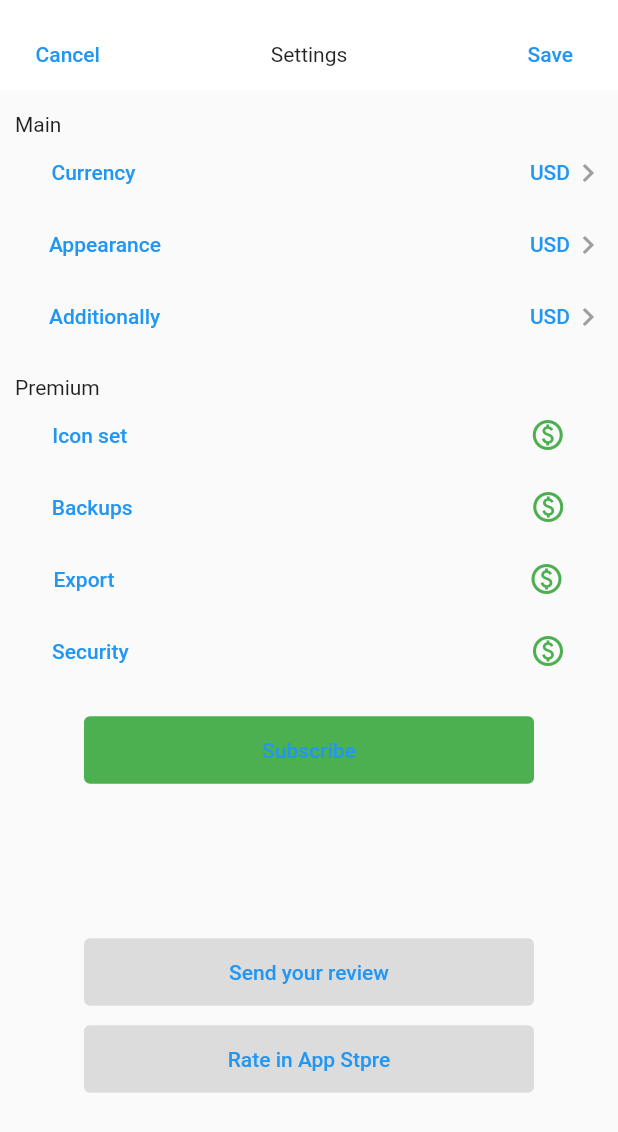
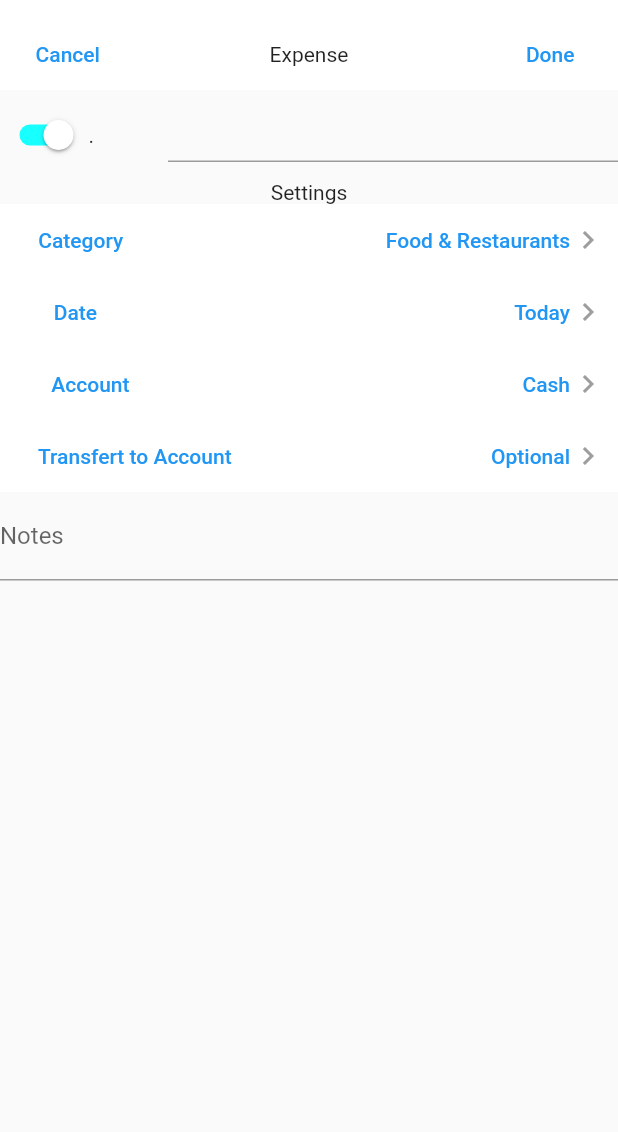
Before and after one commit to al-saqr/cashtrack, a Flutter app: the screen it shows after launch, on a phone screen of 412 x 824 dp. Shown: the top 1132 px of the screen. Run offline on Flutter 3.47's test engine with Material 2 defaults, Android fonts, the phone set to English and light mode, and no system bars; our stand-ins replace carousel_slider.

Commit message:
expense and income page prototyping

```diff
--- a/lib/main.dart
+++ b/lib/main.dart
@@ -16,7 +16,7 @@ class MyApp extends StatelessWidget {
         ),
       ),
       routes: routes,
-      initialRoute: '/settings',
+      initialRoute: '/income_and_expense',
       debugShowCheckedModeBanner: false,
       title: 'Material App',
     );
--- a/lib/routes/routes.dart
+++ b/lib/routes/routes.dart
@@ -1,3 +1,4 @@
+import 'package:cashtrack/ui/pages/income_and_expense/income_and_expense.dart';
 import 'package:cashtrack/ui/pages/main/main_page.dart';
 import 'package:flutter/material.dart';
 
@@ -6,5 +7,5 @@ import '../ui/pages/settings/settings_page.dart';
 Map<String, WidgetBuilder> routes = {
   '/': (context) => const MainPage(),
   '/settings': (context) => const SettingsPage(),
-  // '/search': (context) => SearchPage(),
+  '/income_and_expense': (context) => const IncomeAndExpensePage(),
 };
--- /dev/null
+++ b/lib/ui/pages/income_and_expense/income_and_expense.dart
@@ -0,0 +1,189 @@
+import 'package:flutter/material.dart';
+
+class IncomeAndExpensePage extends StatelessWidget {
+  const IncomeAndExpensePage({Key? key}) : super(key: key);
+
+  @override
+  Widget build(BuildContext context) {
+    final isChanged = true;
+    return Scaffold(
+      body: Column(
+        children: [
+          _TopBarWidget(),
+          Row(
+            mainAxisAlignment: MainAxisAlignment.end,
+            children: [
+              Switch(
+                value: isChanged,
+                onChanged: (isChanged) => !isChanged,
+                activeColor: Colors.white,
+                inactiveThumbColor: Colors.red.shade300,
+                activeTrackColor: Colors.cyanAccent,
+              ),
+              Expanded(child: Text('.')),
+              Column(
+                crossAxisAlignment: CrossAxisAlignment.end,
+                children: [
+                  Container(
+                    width: 300,
+                    height: 60,
+                    child: TextField(
+                      keyboardType: TextInputType.number,
+                      textAlign: TextAlign.end,
+                    ),
+                  ),
+                ],
+              ),
+            ],
+          ),
+          Text('Settings', textAlign: TextAlign.start),
+          _SettingsWidget(),
+          TextField(
+            minLines: 1,
+            maxLines: 5,
+            decoration: InputDecoration(
+              labelText: 'Notes',
+            ),
+          ),
+        ],
+      ),
+    );
+  }
+}
+
+class _SettingsWidget extends StatelessWidget {
+  const _SettingsWidget({
+    Key? key,
+  }) : super(key: key);
+
+  @override
+  Widget build(BuildContext context) {
+    return Container(
+      color: Colors.white,
+      child: Column(
+        children: [
+          TextButton(
+            onPressed: () {},
+            child: Row(
+              children: [
+                Expanded(flex: 1, child: Container(color: Colors.transparent)),
+                Text('Category'),
+                Expanded(
+                  flex: 10,
+                  child: Container(
+                    color: Colors.transparent,
+                  ),
+                ),
+                Text('Food & Restaurants'),
+                Icon(
+                  Icons.chevron_right,
+                  color: Colors.grey,
+                ),
+              ],
+            ),
+          ),
+          TextButton(
+            onPressed: () {},
+            child: Row(
+              children: [
+                Expanded(flex: 1, child: Container(color: Colors.transparent)),
+                Text('Date'),
+                Expanded(
+                  flex: 10,
+                  child: Container(
+                    color: Colors.transparent,
+                  ),
+                ),
+                Text('Today'),
+                Icon(
+                  Icons.chevron_right,
+                  color: Colors.grey,
+                ),
+              ],
+            ),
+          ),
+          TextButton(
+            onPressed: () {},
+            child: Row(
+              children: [
+                Expanded(flex: 1, child: Container(color: Colors.transparent)),
+                Text('Account'),
+                Expanded(
+                  flex: 10,
+                  child: Container(
+                    color: Colors.transparent,
+                  ),
+                ),
+                Text('Cash'),
+                Icon(
+                  Icons.chevron_right,
+                  color: Colors.grey,
+                ),
+              ],
+            ),
+          ),
+          TextButton(
+            onPressed: () {},
+            child: Row(
+              children: [
+                Expanded(flex: 1, child: Container(color: Colors.transparent)),
+                Text('Transfert to Account'),
+                Expanded(
+                  flex: 10,
+                  child: Container(
+                    color: Colors.transparent,
+                  ),
+                ),
+                Text('Optional'),
+                Icon(
+                  Icons.chevron_right,
+                  color: Colors.grey,
+                ),
+              ],
+            ),
+          ),
+        ],
+      ),
+    );
+  }
+}
+
+class _TopBarWidget extends StatelessWidget {
+  const _TopBarWidget({
+    Key? key,
+  }) : super(key: key);
+
+  @override
+  Widget build(BuildContext context) {
+    return Container(
+      padding: EdgeInsets.only(left: 5, right: 5, top: 12),
+      width: double.infinity,
+      color: Colors.white,
+      child: Row(
+        children: [
+          Expanded(
+            flex: 1,
+            child: TextButton(
+              onPressed: () {},
+              child: const Text('Cancel'),
+            ),
+          ),
+          const Expanded(
+            flex: 3,
+            child: Text(
+              textAlign: TextAlign.center,
+              'Expense',
+            ),
+          ),
+          Expanded(
+            flex: 1,
+            child: TextButton(
+              onPressed: () {},
+              child: const Text('Done'),
+            ),
+          ),
+        ],
+      ),
+    );
+  }
+}
--- a/lib/ui/pages/settings/settings_page.dart
+++ b/lib/ui/pages/settings/settings_page.dart
@@ -8,12 +8,17 @@ class SettingsPage extends StatelessWidget {
     final heightOfDevice = MediaQuery.of(context).size.height;
     final widthOfDevice = MediaQuery.of(context).size.width;
     return Scaffold(
-      body: Column(
+      body: Stack(
+        children: [
+          Container(
+            color: Colors.black12,
+          ),
+          Column(
             children: [
               Column(
                 crossAxisAlignment: CrossAxisAlignment.start,
                 children: const [
-              TopBarWidget(),
+                  _TopBarWidget(),
                   Padding(
                     padding: EdgeInsets.only(left: 10, top: 15),
                     child: Text('Main'),
@@ -36,6 +41,8 @@ class SettingsPage extends StatelessWidget {
                   Padding(
                     padding: EdgeInsets.only(bottom: 20, top: 10),
                     child: RateInAppStoreButtonWidget(),
+                  ),
+                ],
               ),
             ],
           ),
@@ -112,7 +119,9 @@ class PremiumSettingsWidget extends StatelessWidget {
 
   @override
   Widget build(BuildContext context) {
-    return Column(
+    return Container(
+      color: Colors.white,
+      child: Column(
         children: <TextButton>[
           TextButton(
             onPressed: () {},
@@ -215,6 +224,7 @@ class PremiumSettingsWidget extends StatelessWidget {
             ),
           ),
         ],
+      ),
     );
   }
 }
@@ -226,7 +236,9 @@ class MainSettingsWidget extends StatelessWidget {
 
   @override
   Widget build(BuildContext context) {
-    return Column(
+    return Container(
+      color: Colors.white,
+      child: Column(
         children: [
           TextButton(
             onPressed: () {},
@@ -289,12 +301,13 @@ class MainSettingsWidget extends StatelessWidget {
             ),
           ),
         ],
+      ),
     );
   }
 }
 
-class TopBarWidget extends StatelessWidget {
-  const TopBarWidget({
+class _TopBarWidget extends StatelessWidget {
+  const _TopBarWidget({
     Key? key,
   }) : super(key: key);
 
```
Lines whose indentation alone changed are shown as unchanged.
